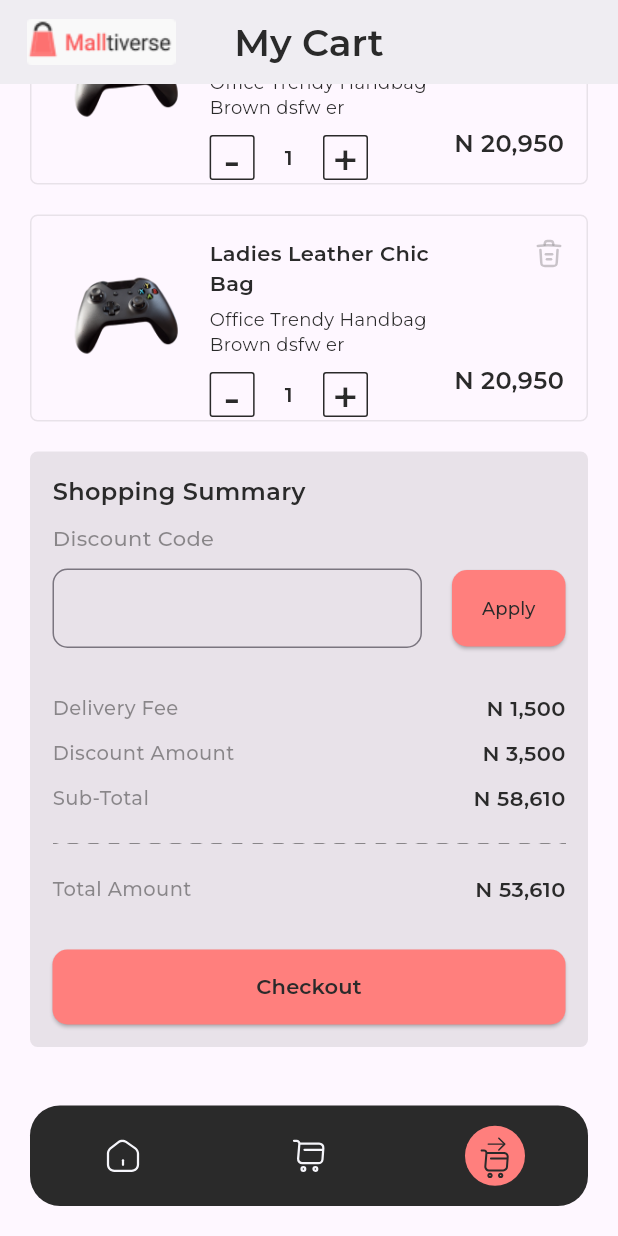
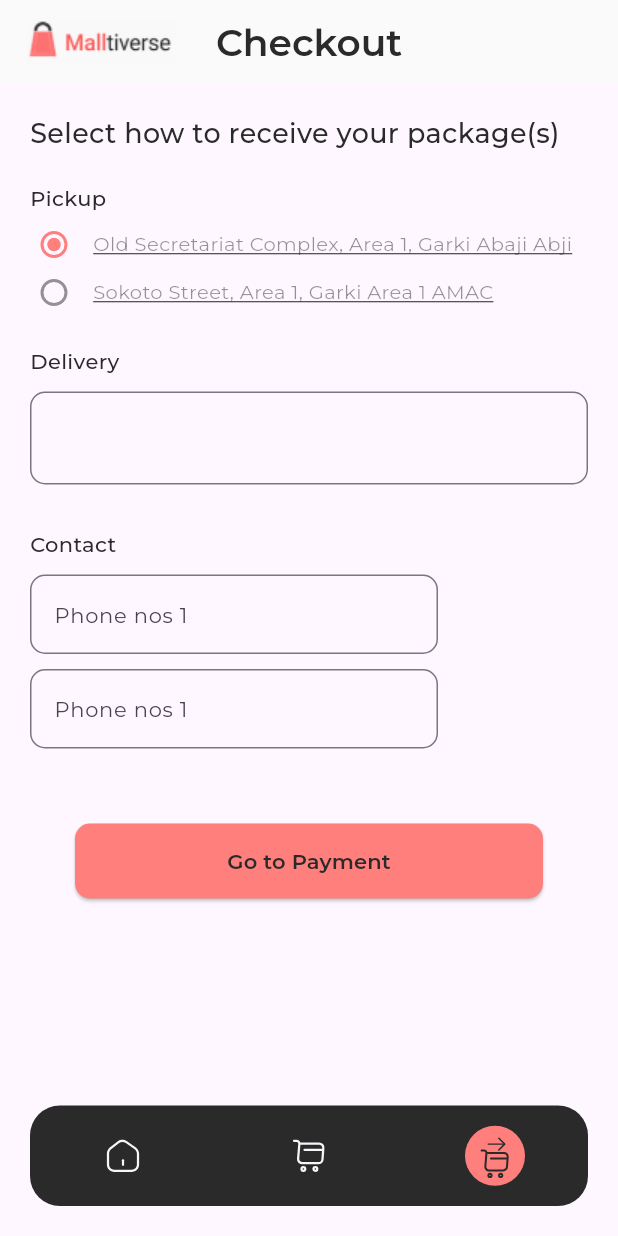
Before and after one commit to fidelity2851/malltiverse_hng, a Flutter app: the ShoppingCartScreen screen opened by its route, scrolled down 249 dp, after a tap on "Checkout", on a phone screen of 412 x 824 dp. Run offline on Flutter 3.47's test engine with Material 3 defaults, Android fonts, the phone set to English and light mode, and no system bars; our stand-ins replace flutter_carousel_widget, flutter_riverpod, flutter_svg, google_fonts.

Commit message:
Added Checkout Screen

```diff
--- /dev/null
+++ b/lib/components/custom_button.dart
@@ -0,0 +1,44 @@
+
+import 'package:flutter/material.dart';
+import 'package:google_fonts/google_fonts.dart';
+import 'package:malltiverse_hng/utility/constant.dart';
+
+class CustomButton extends StatelessWidget {
+  final String title;
+  final String url;
+  const CustomButton({
+    super.key,
+    required this.title,
+    required this.url,
+  });
+
+  @override
+  Widget build(BuildContext context) {
+    return ElevatedButton(
+      onPressed: () {
+        Navigator.pushNamed(context, url);
+      },
+      style: ButtonStyle(
+        minimumSize: WidgetStateProperty.all(
+          const Size.fromHeight(50),
+        ),
+        backgroundColor: WidgetStateProperty.all(
+          constPrimaryColor,
+        ),
+        shape: WidgetStateProperty.all(
+          RoundedRectangleBorder(
+            borderRadius: BorderRadius.circular(10),
+          ),
+        ),
+      ),
+      child: Text(
+        title,
+        style: GoogleFonts.montserrat(
+          color: constBlackColor,
+          fontSize: 14,
+          fontWeight: FontWeight.w600,
+        ),
+      ),
+    );
+  }
+}
--- a/lib/main.dart
+++ b/lib/main.dart
@@ -1,5 +1,6 @@
 import 'package:flutter/material.dart';
 import 'package:malltiverse_hng/screens/cart_screen.dart';
+import 'package:malltiverse_hng/screens/checkout_screen.dart';
 import 'package:malltiverse_hng/screens/home_screen.dart';
 import 'package:flutter_riverpod/flutter_riverpod.dart';
 import 'package:malltiverse_hng/screens/shopping_cart_screen.dart';
@@ -30,6 +31,8 @@ class MyApp extends StatelessWidget {
         '/': (context) => const HomeScreen(),
         '/cart': (context) => const CartScreen(),
         '/shopping-cart': (context) => const ShoppingCartScreen(),
+        '/checkout': (context) => const CheckoutScreen(),
+        '/payment': (context) => const CheckoutScreen(),
       },
     );
   }
--- /dev/null
+++ b/lib/screens/checkout_screen.dart
@@ -0,0 +1,250 @@
+import 'package:flutter/material.dart';
+import 'package:google_fonts/google_fonts.dart';
+import 'package:malltiverse_hng/components/bottom_nav.dart';
+import 'package:malltiverse_hng/components/custom_button.dart';
+import 'package:malltiverse_hng/utility/constant.dart';
+
+class CheckoutScreen extends StatefulWidget {
+  const CheckoutScreen({super.key});
+
+  @override
+  State<CheckoutScreen> createState() => _CheckoutScreenState();
+}
+
+class _CheckoutScreenState extends State<CheckoutScreen> {
+  int selectedOption = 1;
+
+  @override
+  Widget build(BuildContext context) {
+    return Scaffold(
+      appBar: AppBar(
+        centerTitle: true,
+        elevation: 0,
+        title: const Text('Checkout'),
+        leading: const Padding(
+          padding: EdgeInsets.only(left: 15),
+          child: Image(image: AssetImage('assets/images/logo.png')),
+        ),
+        leadingWidth: 120,
+        titleTextStyle: GoogleFonts.montserrat(
+          color: constBlackColor,
+          fontSize: 25,
+          fontWeight: FontWeight.w600,
+        ),
+        backgroundColor: const Color(0xFAFAFAFA),
+      ),
+
+      body: SingleChildScrollView(
+        child: Padding(
+          padding: const EdgeInsets.all(20.0),
+          child: Column(
+            crossAxisAlignment: CrossAxisAlignment.start,
+            children: [
+              Text(
+                'Select how to receive your package(s)',
+                style: GoogleFonts.montserrat(
+                  color: constBlackColor,
+                  fontSize: 18,
+                  fontWeight: FontWeight.w500,
+                ),
+              ),
+              const SizedBox(height: 20),
+              Text(
+                'Pickup',
+                style: GoogleFonts.montserrat(
+                  color: constBlackColor,
+                  fontSize: 14,
+                  fontWeight: FontWeight.w500,
+                ),
+              ),
+              const SizedBox(height: 5),
+              Row(
+                children: [
+                  Radio(
+                    value: 1,
+                    groupValue: selectedOption,
+                    fillColor: WidgetStateProperty.all(
+                      selectedOption == 1
+                          ? constPrimaryColor
+                          : constBlackColor.withOpacity(0.5),
+                    ),
+                    visualDensity: const VisualDensity(
+                      horizontal: VisualDensity.minimumDensity,
+                      vertical: VisualDensity.minimumDensity,
+                    ),
+                    onChanged: (value) {
+                      setState(() {
+                        selectedOption = value as int;
+                      });
+                    },
+                  ),
+                  const SizedBox(width: 10),
+                  Text(
+                    'Old Secretariat Complex, Area 1, Garki Abaji Abji',
+                    style: GoogleFonts.montserrat(
+                      color: constBlackColor.withOpacity(0.5),
+                      fontSize: 13,
+                      fontWeight: FontWeight.w400,
+                      decoration: TextDecoration.underline,
+                    ),
+                  ),
+                ],
+              ),
+              Row(
+                children: [
+                  Radio(
+                    value: 2,
+                    groupValue: selectedOption,
+                    fillColor: WidgetStateProperty.all(
+                      selectedOption == 2
+                          ? constPrimaryColor
+                          : constBlackColor.withOpacity(0.5),
+                    ),
+                    visualDensity: const VisualDensity(
+                      horizontal: VisualDensity.minimumDensity,
+                      vertical: VisualDensity.minimumDensity,
+                    ),
+                    onChanged: (value) {
+                      setState(() {
+                        selectedOption = value as int;
+                      });
+                    },
+                  ),
+                  const SizedBox(width: 10),
+                  Text(
+                    'Sokoto Street, Area 1, Garki Area 1 AMAC',
+                    style: GoogleFonts.montserrat(
+                      color: constBlackColor.withOpacity(0.5),
+                      fontSize: 13,
+                      fontWeight: FontWeight.w400,
+                      decoration: TextDecoration.underline,
+                    ),
+                  ),
+                ],
+              ),
+              const SizedBox(height: 20),
+              Text(
+                'Delivery',
+                style: GoogleFonts.montserrat(
+                  color: constBlackColor,
+                  fontSize: 14,
+                  fontWeight: FontWeight.w500,
+                ),
+              ),
+              const SizedBox(height: 10),
+              Row(
+                children: [
+                  Expanded(
+                    child: TextField(
+                      decoration: InputDecoration(
+                        focusedBorder: OutlineInputBorder(
+                          borderSide: const BorderSide(
+                            color: constBlackColor,
+                          ),
+                          borderRadius: BorderRadius.circular(10),
+                        ),
+                        border: OutlineInputBorder(
+                          borderSide: const BorderSide(
+                            color: constBlackColor,
+                          ),
+                          borderRadius: BorderRadius.circular(10),
+                        ),
+                      ),
+                      style: GoogleFonts.montserrat(
+                        color: constBlackColor,
+                        fontSize: 20,
+                        fontWeight: FontWeight.w400,
+                      ),
+                    ),
+                  ),
+                ],
+              ),
+              const SizedBox(height: 30),
+              Text(
+                'Contact',
+                style: GoogleFonts.montserrat(
+                  color: constBlackColor,
+                  fontSize: 14,
+                  fontWeight: FontWeight.w500,
+                ),
+              ),
+              const SizedBox(height: 10),
+              Row(
+                children: [
+                  Expanded(
+                    flex: 1,
+                    child: TextField(
+                      decoration: InputDecoration(
+                        hintText: 'Phone nos 1',
+                        focusedBorder: OutlineInputBorder(
+                          borderSide: const BorderSide(
+                            color: constBlackColor,
+                          ),
+                          borderRadius: BorderRadius.circular(10),
+                        ),
+                        border: OutlineInputBorder(
+                          borderSide: const BorderSide(
+                            color: constBlackColor,
+                          ),
+                          borderRadius: BorderRadius.circular(10),
+                        ),
+                      ),
+                      style: GoogleFonts.montserrat(
+                        color: constBlackColor,
+                        fontSize: 14,
+                        fontWeight: FontWeight.w400,
+                      ),
+                    ),
+                  ),
+                  const SizedBox(width: 100),
+                ],
+              ),
+              const SizedBox(height: 10),
+              Row(
+                children: [
+                  Expanded(
+                    flex: 1,
+                    child: TextField(
+                      decoration: InputDecoration(
+                        hintText: 'Phone nos 1',
+                        focusedBorder: OutlineInputBorder(
+                          borderSide: const BorderSide(
+                            color: constBlackColor,
+                          ),
+                          borderRadius: BorderRadius.circular(10),
+                        ),
+                        border: OutlineInputBorder(
+                          borderSide: const BorderSide(
+                            color: constBlackColor,
+                          ),
+                          borderRadius: BorderRadius.circular(10),
+                        ),
+                      ),
+                      style: GoogleFonts.montserrat(
+                        color: constBlackColor,
+                        fontSize: 14,
+                        fontWeight: FontWeight.w400,
+                      ),
+                    ),
+                  ),
+                  const SizedBox(width: 100),
+                ],
+              ),
+              const SizedBox(height: 50),
+              const Padding(
+                padding: EdgeInsets.symmetric(horizontal: 30),
+                child: CustomButton(
+                  title: 'Go to Payment',
+                  url: '/payment',
+                ),
+              ),
+            ],
+          ),
+        ),
+      ),
+
+      // Custom Button Navigation
+      bottomNavigationBar: const BottomNav(pageIndex: 3),
+    );
+  }
+}
--- a/lib/screens/shopping_cart_screen.dart
+++ b/lib/screens/shopping_cart_screen.dart
@@ -3,6 +3,7 @@ import 'package:flutter/widgets.dart';
 import 'package:google_fonts/google_fonts.dart';
 import 'package:malltiverse_hng/components/bottom_nav.dart';
 import 'package:malltiverse_hng/components/cart_item.dart';
+import 'package:malltiverse_hng/components/custom_button.dart';
 import 'package:malltiverse_hng/utility/constant.dart';
 
 class ShoppingCartScreen extends StatelessWidget {
@@ -202,28 +203,11 @@ class ShoppingCartScreen extends StatelessWidget {
                       ],
                     ),
                     const SizedBox(height: 30),
-                    ElevatedButton(
-                      onPressed: () {},
-                      style: ButtonStyle(
-                        minimumSize: WidgetStateProperty.all(
-                          Size.fromHeight(50),
-                        ),
-                        backgroundColor: WidgetStateProperty.all(
-                          constPrimaryColor,
-                        ),
-                        shape: WidgetStateProperty.all(
-                          RoundedRectangleBorder(
-                            borderRadius: BorderRadius.circular(10),
-                          ),
-                        ),
-                      ),
-                      child: Text(
-                        'Checkout',
-                        style: GoogleFonts.montserrat(
-                          color: constBlackColor,
-                          fontSize: 14,
-                          fontWeight: FontWeight.w600,
-                        ),
+                    const Padding(
+                      padding: EdgeInsets.symmetric(horizontal: 20),
+                      child: CustomButton(
+                        title: 'Checkout',
+                        url: '/checkout',
                       ),
                     ),
                   ],
```
